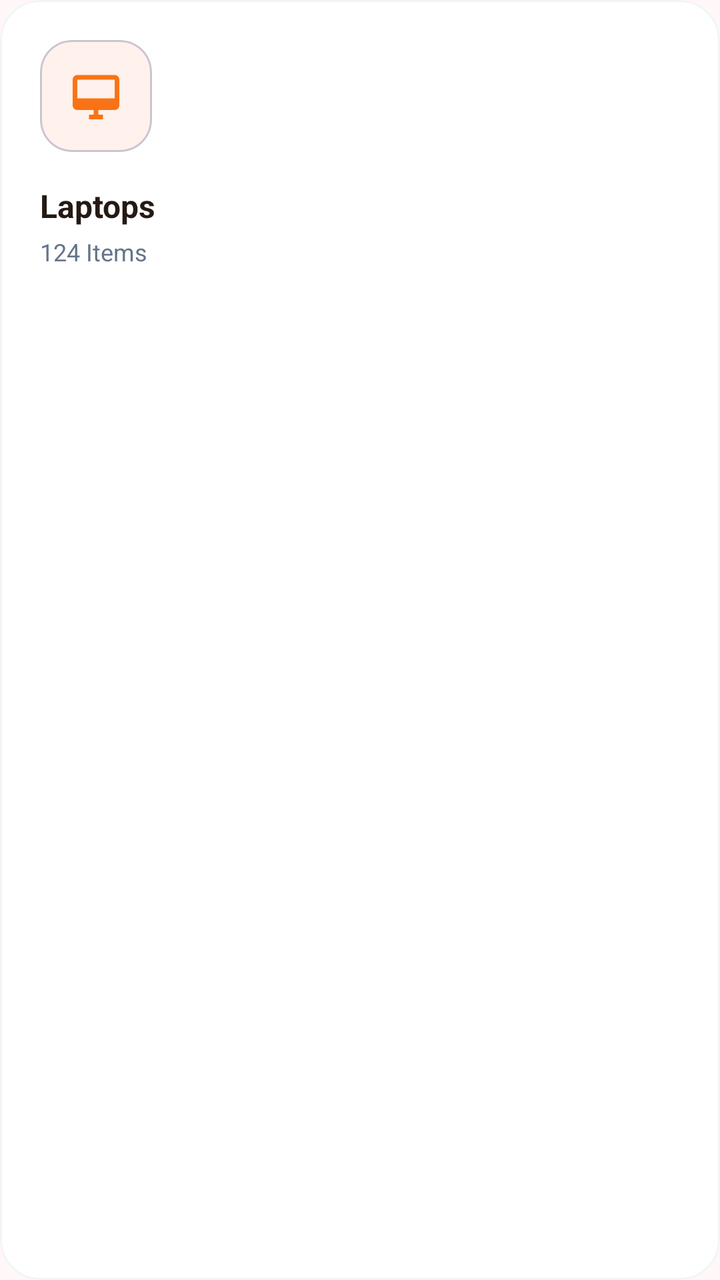
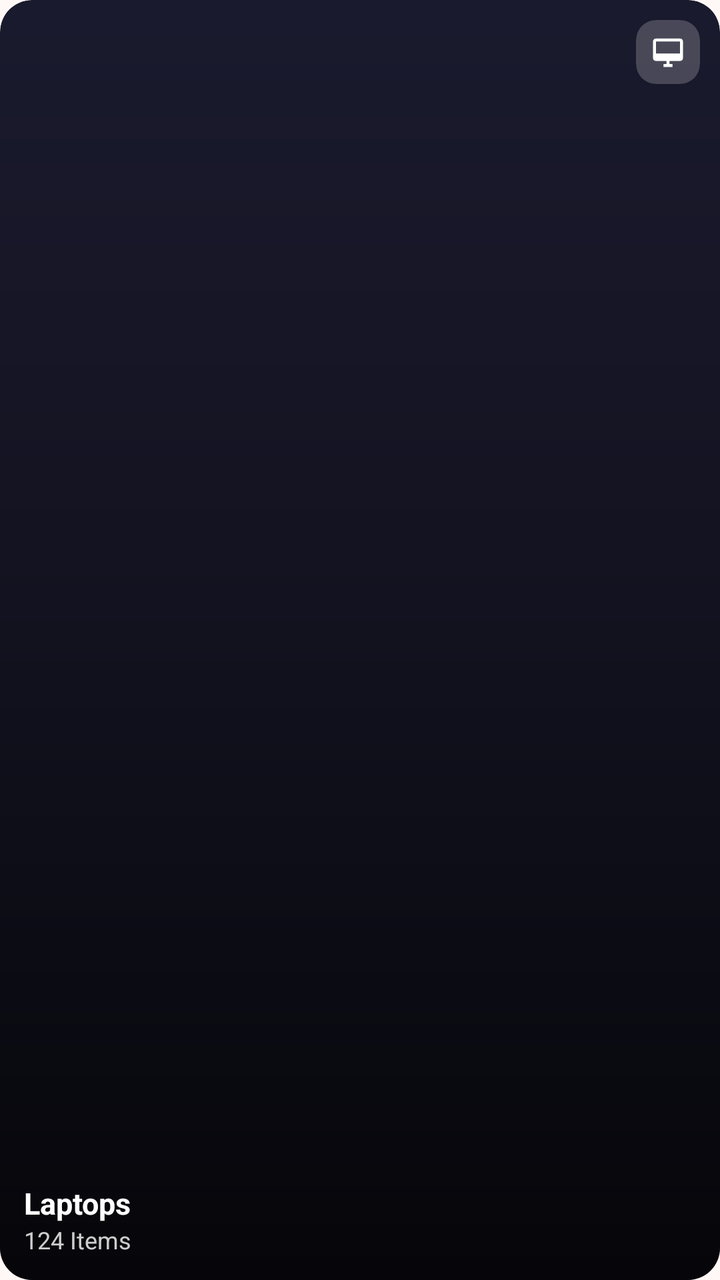

Screens rendered from an Android XML layout before and after an edit, with the pre-edit source and the edit as a unified diff.
<!-- AndroidManifest.xml: application theme Theme.BeckieDealApp -->
<!-- res/layout/item_category_grid.xml -->
<?xml version="1.0" encoding="utf-8"?>
<com.google.android.material.card.MaterialCardView xmlns:android="http://schemas.android.com/apk/res/android"
    xmlns:app="http://schemas.android.com/apk/res-auto"
    android:layout_width="match_parent"
    android:layout_height="wrap_content"
    android:layout_margin="8dp"
    app:cardCornerRadius="20dp"
    app:cardElevation="0dp"
    app:strokeWidth="1dp"
    app:strokeColor="@color/border_color"
    app:cardBackgroundColor="@color/surface">

    <LinearLayout
        android:layout_width="match_parent"
        android:layout_height="wrap_content"
        android:orientation="vertical"
        android:padding="20dp">

        <com.google.android.material.card.MaterialCardView
            android:layout_width="56dp"
            android:layout_height="56dp"
            app:cardCornerRadius="16dp"
            app:cardElevation="0dp"
            app:cardBackgroundColor="@color/badge_bg">
            
            <ImageView
                android:id="@+id/categorySmallIcon"
                android:layout_width="28dp"
                android:layout_height="28dp"
                android:layout_gravity="center"
                android:src="@drawable/ic_cat_laptops"
                app:tint="@color/primary" />
        </com.google.android.material.card.MaterialCardView>

        <TextView
            android:id="@+id/categoryTitle"
            android:layout_width="wrap_content"
            android:layout_height="wrap_content"
            android:layout_marginTop="16dp"
            android:text="Laptops"
            android:textColor="@color/text_primary"
            android:textSize="16sp"
            android:textStyle="bold" />

        <LinearLayout
            android:layout_width="match_parent"
            android:layout_height="wrap_content"
            android:layout_marginTop="4dp"
            android:gravity="center_vertical"
            android:orientation="horizontal">

            <TextView
                android:id="@+id/categoryItemsCount"
                android:layout_width="0dp"
                android:layout_height="wrap_content"
                android:layout_weight="1"
                android:text="124 Items"
                android:textColor="@color/text_muted"
                android:textSize="12sp" />

            <TextView
                android:id="@+id/hotBadge"
                android:layout_width="wrap_content"
                android:layout_height="wrap_content"
                android:background="@drawable/badge_pill"
                android:backgroundTint="@color/red_error"
                android:paddingHorizontal="8dp"
                android:paddingVertical="2dp"
                android:text="HOT"
                android:textColor="@color/white_fixed"
                android:textSize="10sp"
                android:textStyle="bold"
                android:visibility="gone" />

        </LinearLayout>

    </LinearLayout>

</com.google.android.material.card.MaterialCardView>
<!-- resources referenced by this layout -->
<resources>
  <color name="badge_bg">#FFF1EB</color>
  <color name="border_color">#F1F5F9</color>
  <color name="primary">#F97316</color>
  <color name="red_error">#EF4444</color>
  <color name="surface">#FFFFFF</color>
  <color name="text_muted">#64748B</color>
  <color name="text_primary">#251913</color>
  <color name="white_fixed">#FFFFFF</color>
  <!-- drawable badge_pill (drawable) -->
  <?xml version="1.0" encoding="utf-8"?>
  <shape xmlns:android="http://schemas.android.com/apk/res/android">
      <solid android:color="#33FFFFFF" />
      <corners android:radius="4dp" />
  </shape>
  <!-- drawable ic_cat_laptops (drawable) -->
  <vector xmlns:android="http://schemas.android.com/apk/res/android"
      android:width="48dp"
      android:height="48dp"
      android:viewportWidth="24"
      android:viewportHeight="24">
      <path
          android:fillColor="#F97316"
          android:pathData="M20,3H4c-1.1,0 -2,0.9 -2,2v11c0,1.1 0.9,2 2,2h7v2H9v2h6v-2h-2v-2h7c1.1,0 2,-0.9 2,-2V5c0,-1.1 -0.9,-2 -2,-2zM4,13V5h16v8H4z" />
  </vector>
  <style name="Theme.BeckieDealApp" parent="Base.Theme.BeckieDealApp" />
  <style name="Base.Theme.BeckieDealApp" parent="Theme.Material3.DayNight.NoActionBar">
          
          <item name="colorPrimary">@color/primary</item>
          <item name="colorOnPrimary">@color/on_primary</item>
          <item name="colorPrimaryContainer">@color/primary_container</item>
          <item name="colorOnPrimaryContainer">@color/on_primary_container</item>
  
          
          <item name="colorSecondary">@color/secondary</item>
          <item name="colorOnSecondary">@color/on_secondary</item>
          <item name="colorSecondaryContainer">@color/secondary_container</item>
          <item name="colorOnSecondaryContainer">@color/on_secondary_container</item>
  
          
          <item name="android:windowBackground">@color/background</item>
          <item name="colorSurface">@color/surface</item>
          <item name="colorOnSurface">@color/on_surface</item>
          <item name="colorSurfaceVariant">@color/surface_variant</item>
          <item name="colorOnSurfaceVariant">@color/on_surface_variant</item>
          <item name="colorOutline">@color/outline</item>
      </style>
  <color name="on_primary">#FFFFFF</color>
  <color name="primary_container">#F97316</color>
  <color name="on_primary_container">#582200</color>
  <color name="secondary">#8F4D27</color>
  <color name="on_secondary">#FFFFFF</color>
  <color name="secondary_container">#FDA77A</color>
  <color name="on_secondary_container">#773A16</color>
  <color name="background">#FFF8F6</color>
  <color name="on_surface">#251913</color>
  <color name="surface_variant">#F6DED3</color>
  <color name="on_surface_variant">#584237</color>
  <color name="outline">#8C7164</color>
</resources>

<!-- the commit's change to res/layout/item_category_grid.xml (unified diff, before → after) -->
@@ -1,78 +1,90 @@
 <?xml version="1.0" encoding="utf-8"?>
 <com.google.android.material.card.MaterialCardView xmlns:android="http://schemas.android.com/apk/res/android"
     xmlns:app="http://schemas.android.com/apk/res-auto"
-    android:layout_width="match_parent"
-    android:layout_height="wrap_content"
-    android:layout_margin="8dp"
-    app:cardCornerRadius="20dp"
+    android:layout_width="0dp"
+    android:layout_height="160dp"
+    android:layout_columnWeight="1"
+    android:layout_margin="6dp"
+    app:cardCornerRadius="16dp"
     app:cardElevation="0dp"
-    app:strokeWidth="1dp"
-    app:strokeColor="@color/border_color"
-    app:cardBackgroundColor="@color/surface">
+    app:strokeWidth="0dp"
+    app:cardBackgroundColor="#1A1A2E">
 
+    
+    <ImageView
+        android:id="@+id/categoryBgImage"
+        android:layout_width="match_parent"
+        android:layout_height="match_parent"
+        android:scaleType="centerCrop" />
+
+    
+    <View
+        android:layout_width="match_parent"
+        android:layout_height="match_parent"
+        android:background="@drawable/category_card_gradient" />
+
+    
+    <TextView
+        android:id="@+id/hotBadge"
+        android:layout_width="wrap_content"
+        android:layout_height="wrap_content"
+        android:layout_gravity="top|start"
+        android:layout_margin="10dp"
+        android:background="@drawable/badge_pill"
+        android:backgroundTint="@color/primary"
+        android:paddingHorizontal="8dp"
+        android:paddingVertical="3dp"
+        android:text="HOT"
+        android:textColor="@color/white_fixed"
+        android:textSize="9sp"
+        android:textStyle="bold"
+        android:visibility="gone" />
+
+    
+    <com.google.android.material.card.MaterialCardView
+        android:layout_width="32dp"
+        android:layout_height="32dp"
+        android:layout_gravity="top|end"
+        android:layout_margin="10dp"
+        app:cardCornerRadius="10dp"
+        app:cardElevation="0dp"
+        app:cardBackgroundColor="#33FFFFFF"
+        app:strokeWidth="0dp">
+        <ImageView
+            android:id="@+id/categorySmallIcon"
+            android:layout_width="18dp"
+            android:layout_height="18dp"
+            android:layout_gravity="center"
+            android:src="@drawable/ic_cat_laptops"
+            app:tint="@android:color/white" />
+    </com.google.android.material.card.MaterialCardView>
+
+    
     <LinearLayout
         android:layout_width="match_parent"
         android:layout_height="wrap_content"
+        android:layout_gravity="bottom"
         android:orientation="vertical"
-        android:padding="20dp">
-
-        <com.google.android.material.card.MaterialCardView
-            android:layout_width="56dp"
-            android:layout_height="56dp"
-            app:cardCornerRadius="16dp"
-            app:cardElevation="0dp"
-            app:cardBackgroundColor="@color/badge_bg">
-            
-            <ImageView
-                android:id="@+id/categorySmallIcon"
-                android:layout_width="28dp"
-                android:layout_height="28dp"
-                android:layout_gravity="center"
-                android:src="@drawable/ic_cat_laptops"
-                app:tint="@color/primary" />
-        </com.google.android.material.card.MaterialCardView>
+        android:paddingStart="12dp"
+        android:paddingEnd="12dp"
+        android:paddingBottom="12dp">
 
         <TextView
             android:id="@+id/categoryTitle"
             android:layout_width="wrap_content"
             android:layout_height="wrap_content"
-            android:layout_marginTop="16dp"
             android:text="Laptops"
-            android:textColor="@color/text_primary"
-            android:textSize="16sp"
+            android:textColor="@android:color/white"
+            android:textSize="15sp"
             android:textStyle="bold" />
 
-        <LinearLayout
-            android:layout_width="match_parent"
+        <TextView
+            android:id="@+id/categoryItemsCount"
+            android:layout_width="wrap_content"
             android:layout_height="wrap_content"
-            android:layout_marginTop="4dp"
-            android:gravity="center_vertical"
-            android:orientation="horizontal">
-
-            <TextView
-                android:id="@+id/categoryItemsCount"
-                android:layout_width="0dp"
-                android:layout_height="wrap_content"
-                android:layout_weight="1"
-                android:text="124 Items"
-                android:textColor="@color/text_muted"
-                android:textSize="12sp" />
-
-            <TextView
-                android:id="@+id/hotBadge"
-                android:layout_width="wrap_content"
-                android:layout_height="wrap_content"
-                android:background="@drawable/badge_pill"
-                android:backgroundTint="@color/red_error"
-                android:paddingHorizontal="8dp"
-                android:paddingVertical="2dp"
-                android:text="HOT"
-                android:textColor="@color/white_fixed"
-                android:textSize="10sp"
-                android:textStyle="bold"
-                android:visibility="gone" />
-
-        </LinearLayout>
+            android:text="124 Items"
+            android:textColor="#CCFFFFFF"
+            android:textSize="12sp" />
 
     </LinearLayout>
 
<!-- resource entries referenced after the edit -->
@@ -1,18 +1,28 @@
 <!-- resources referenced by this layout -->
 <resources>
   <color name="badge_bg">#FFF1EB</color>
-  <color name="border_color">#F1F5F9</color>
+  <style name="ShapeAppearance.App.BottomNavigationView.ActiveIndicator" parent="">
+          <item name="cornerFamily">rounded</item>
+          <item name="cornerSize">50%</item>
+      </style>
   <color name="primary">#F97316</color>
-  <color name="red_error">#EF4444</color>
   <color name="surface">#FFFFFF</color>
-  <color name="text_muted">#64748B</color>
-  <color name="text_primary">#251913</color>
   <color name="white_fixed">#FFFFFF</color>
   <!-- drawable badge_pill (drawable) -->
   <?xml version="1.0" encoding="utf-8"?>
   <shape xmlns:android="http://schemas.android.com/apk/res/android">
       <solid android:color="#33FFFFFF" />
       <corners android:radius="4dp" />
+  </shape>
+  <!-- drawable category_card_gradient (drawable) -->
+  <?xml version="1.0" encoding="utf-8"?>
+  <shape xmlns:android="http://schemas.android.com/apk/res/android">
+      <gradient
+          android:type="linear"
+          android:angle="270"
+          android:startColor="#00000000"
+          android:centerColor="#55000000"
+          android:endColor="#CC000000" />
   </shape>
   <!-- drawable ic_cat_laptops (drawable) -->
   <vector xmlns:android="http://schemas.android.com/apk/res/android"
@@ -26,37 +36,35 @@
   </vector>
   <style name="Theme.BeckieDealApp" parent="Base.Theme.BeckieDealApp" />
   <style name="Base.Theme.BeckieDealApp" parent="Theme.Material3.DayNight.NoActionBar">
-          
           <item name="colorPrimary">@color/primary</item>
           <item name="colorOnPrimary">@color/on_primary</item>
           <item name="colorPrimaryContainer">@color/primary_container</item>
           <item name="colorOnPrimaryContainer">@color/on_primary_container</item>
-  
-          
-          <item name="colorSecondary">@color/secondary</item>
-          <item name="colorOnSecondary">@color/on_secondary</item>
-          <item name="colorSecondaryContainer">@color/secondary_container</item>
-          <item name="colorOnSecondaryContainer">@color/on_secondary_container</item>
-  
-          
           <item name="android:windowBackground">@color/background</item>
           <item name="colorSurface">@color/surface</item>
           <item name="colorOnSurface">@color/on_surface</item>
-          <item name="colorSurfaceVariant">@color/surface_variant</item>
-          <item name="colorOnSurfaceVariant">@color/on_surface_variant</item>
-          <item name="colorOutline">@color/outline</item>
+          
+          <item name="bottomNavigationStyle">@style/Widget.App.BottomNavigationView</item>
       </style>
   <color name="on_primary">#FFFFFF</color>
   <color name="primary_container">#F97316</color>
   <color name="on_primary_container">#582200</color>
-  <color name="secondary">#8F4D27</color>
-  <color name="on_secondary">#FFFFFF</color>
-  <color name="secondary_container">#FDA77A</color>
-  <color name="on_secondary_container">#773A16</color>
   <color name="background">#FFF8F6</color>
   <color name="on_surface">#251913</color>
-  <color name="surface_variant">#F6DED3</color>
-  <color name="on_surface_variant">#584237</color>
-  <color name="outline">#8C7164</color>
+  <style name="Widget.App.BottomNavigationView" parent="Widget.Material3.BottomNavigationView">
+          <item name="itemIconSize">26dp</item>
+          <item name="itemIconTint">@color/bottom_nav_color</item>
+          <item name="itemTextColor">@color/bottom_nav_color</item>
+          <item name="android:background">@android:color/transparent</item>
+          <item name="backgroundTint">@android:color/transparent</item>
+          <item name="labelVisibilityMode">unlabeled</item>
+          <item name="itemActiveIndicatorStyle">@style/Widget.App.BottomNavigationView.ActiveIndicator</item>
+      </style>
+  <style name="Widget.App.BottomNavigationView.ActiveIndicator" parent="Widget.Material3.BottomNavigationView.ActiveIndicator">
+          <item name="android:color">@color/badge_bg</item>
+          <item name="android:width">48dp</item>
+          <item name="android:height">36dp</item>
+          <item name="shapeAppearance">@style/ShapeAppearance.App.BottomNavigationView.ActiveIndicator</item>
+      </style>
 </resources>
 
